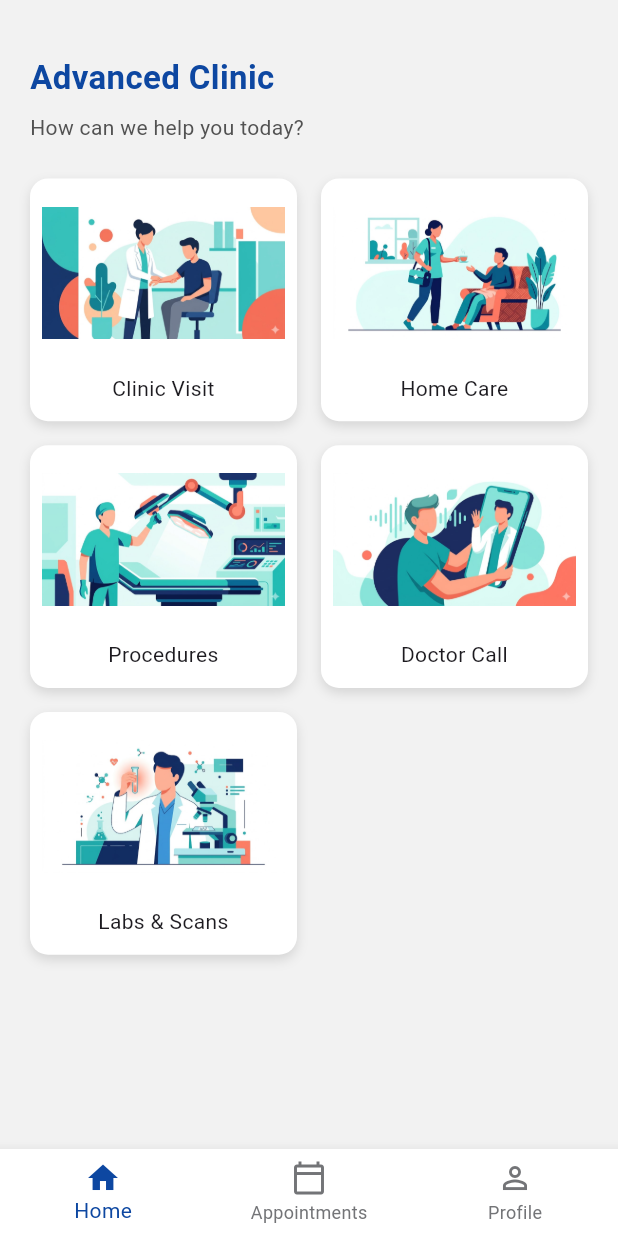
After one commit to abdalrahman963/Clinic-Flow, a Flutter app: the PatientHomePage screen opened directly, on a phone screen of 412 x 824 dp. The commit adds this screen. Run offline on Flutter 3.47's test engine with Material 3 defaults, Android fonts, the phone set to English and light mode, and no system bars; our stand-ins replace dartz, equatable, flutter_bloc, flutter_map, get_it, latlong2 and 2 more; accounts and stored records are empty; Roboto replaces fonts that are missing (Montserrat).

Commit message:
feat(patient):add patient home page

```diff
--- /dev/null
+++ b/lib/features/patient/patient_home_page.dart
@@ -0,0 +1,119 @@
+
+import 'package:clinic_flow/core/components/action_image_card.dart';
+import 'package:clinic_flow/core/theme/color_manager.dart';
+import 'package:clinic_flow/core/theme/font_manager.dart';
+import 'package:clinic_flow/core/theme/styles_manager.dart';
+import 'package:clinic_flow/core/theme/values_manager.dart';
+import 'package:flutter/material.dart';
+
+
+class PatientHomePage extends StatefulWidget {
+  const PatientHomePage({super.key});
+
+  @override
+  State<PatientHomePage> createState() => _PatientHomePageState();
+}
+
+class _PatientHomePageState extends State<PatientHomePage> {
+  int _currentNavIndex = 0;
+
+  @override
+  Widget build(BuildContext context) {
+    return Scaffold(
+      backgroundColor: ColorManager.primaryBackground,
+      body: SafeArea(
+        child: Padding(
+          padding: const EdgeInsets.all(AppPadding.p20),
+          child: Column(
+            crossAxisAlignment: CrossAxisAlignment.start,
+            children: [
+              const SizedBox(height: AppSize.s16),
+              Text(
+                "Advanced Clinic",
+                style: getBoldStyle(
+                  color: ColorManager.primary,
+                  fontSize: FontSize.s22,
+                ),
+              ),
+              const SizedBox(height: AppSize.s8),
+              Text(
+                "How can we help you today?",
+                style: getRegularStyle(
+                  color: ColorManager.darkGrey,
+                  fontSize: FontSize.s14,
+                ),
+              ),
+              const SizedBox(height: AppSize.s24),
+
+              // --- UPDATED GRID VIEW ---
+              Expanded(
+                child: GridView.count(
+                  crossAxisCount: 2,
+                  crossAxisSpacing: AppSize.s16,
+                  mainAxisSpacing: AppSize.s16,
+                  childAspectRatio: 1.1,
+                  children: [
+                    // Using the new global ActionImageCard!
+                    ActionImageCard(
+                      title: "Clinic Visit",
+                      imagePath: "assets/images/clinic_visit.jpg", // Match your file names
+                      onTap: () {},
+                    ),
+                    ActionImageCard(
+                      title: "Home Care",
+                      imagePath: "assets/images/home_care.jpg",
+                      onTap: () {},
+                    ),
+                    ActionImageCard(
+                      title: "Procedures",
+                      imagePath: "assets/images/procedures.jpg",
+                      onTap: () {},
+                    ),
+                    ActionImageCard(
+                      title: "Doctor Call",
+                      imagePath: "assets/images/doctor_call.jpg",
+                      onTap: () {},
+                    ),
+                    ActionImageCard(
+                      title: "Labs & Scans",
+                      imagePath: "assets/images/labs_scans.jpg",
+                      onTap: () {},
+                    ),
+                  ],
+                ),
+              ),
+            ],
+          ),
+        ),
+      ),
+      bottomNavigationBar: BottomNavigationBar(
+        currentIndex: _currentNavIndex,
+        onTap: (index) {
+          setState(() {
+            _currentNavIndex = index;
+          });
+        },
+        backgroundColor: ColorManager.white,
+        selectedItemColor: ColorManager.primary,
+        unselectedItemColor: ColorManager.grey,
+        items: const [
+          BottomNavigationBarItem(
+            icon: Icon(Icons.home_outlined),
+            activeIcon: Icon(Icons.home),
+            label: "Home",
+          ),
+          BottomNavigationBarItem(
+            icon: Icon(Icons.calendar_today_outlined),
+            activeIcon: Icon(Icons.calendar_month),
+            label: "Appointments",
+          ),
+          BottomNavigationBarItem(
+            icon: Icon(Icons.person_outline),
+            activeIcon: Icon(Icons.person),
+            label: "Profile",
+          ),
+        ],
+      ),
+    );
+  }
+}
```
Also changed, not shown: lib/core/components/action_image_card.dart (+4 -3 lines), assets/images/cardiology.png (added), assets/images/clinic_visit.jpg (added), assets/images/dentistry.png (added), assets/images/dermatology.png (added), assets/images/doctor_call.jpg (added), assets/images/home_care.jpg (added), assets/images/labs_scans.jpg (added), assets/images/locate_pharmacy.png (added), assets/images/medicine_catalog.png (added), assets/images/neurology.png (added), assets/images/ophthalmology.png (added), assets/images/order_history.png (added), assets/images/orthopedics.png (added), 3 more files.
